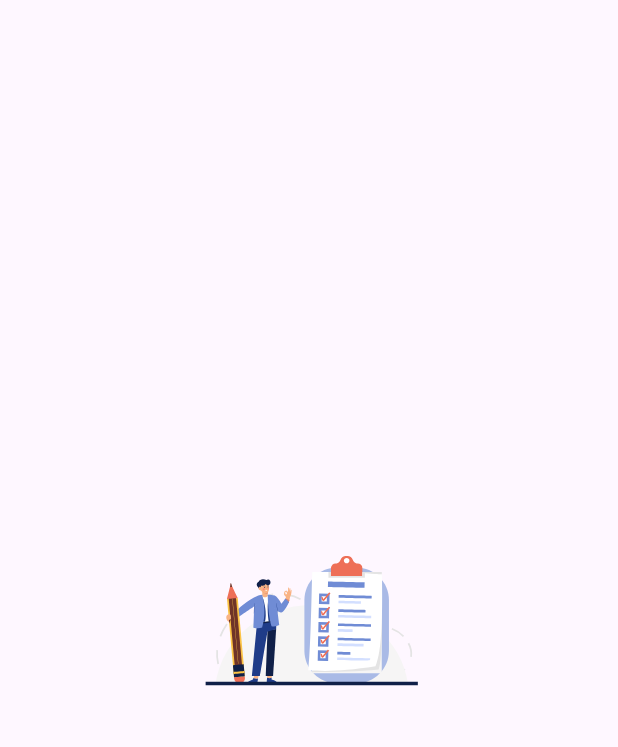
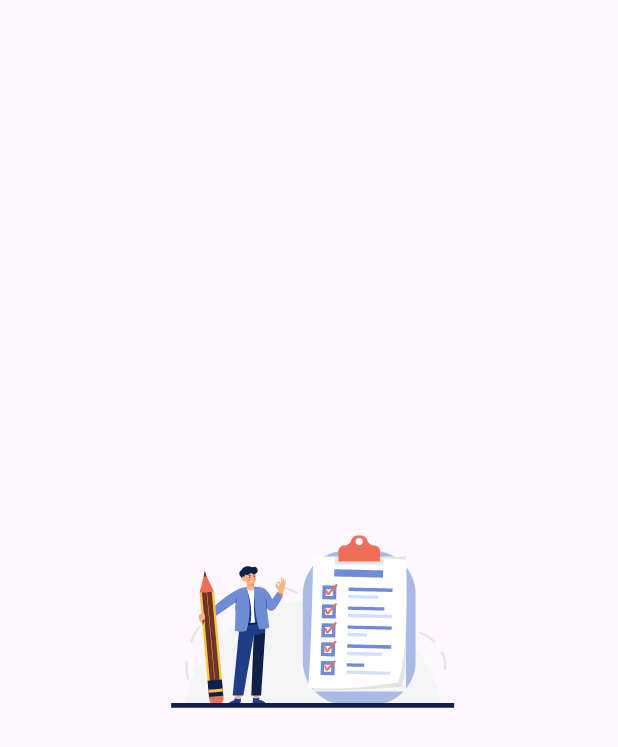
Before and after one commit to Haifasameer24/getx_cource, a Flutter app: the SplashScreen screen opened directly, on a phone screen of 412 x 824 dp. Shown: the top 747 px of the screen. Run offline on Flutter 3.47's test engine with Material 3 defaults, Android fonts, the phone set to English and light mode, and no system bars; our stand-ins replace eva_icons_flutter, get, get_storage, lottie; accounts and stored records are empty.

Commit message:
Edit Splash width

```diff
--- a/lib/screens/splash_screen.dart
+++ b/lib/screens/splash_screen.dart
@@ -22,7 +22,7 @@ class _SplashScreenState extends State<SplashScreen> {
               mainAxisAlignment: MainAxisAlignment.center,
               crossAxisAlignment: CrossAxisAlignment.center,
               children: [
-                Lottie.asset("assets/lottie/splash.json", width: 150),
+                Lottie.asset("assets/lottie/splash.json", width: 200),
               ],
             ),
           ),
```
